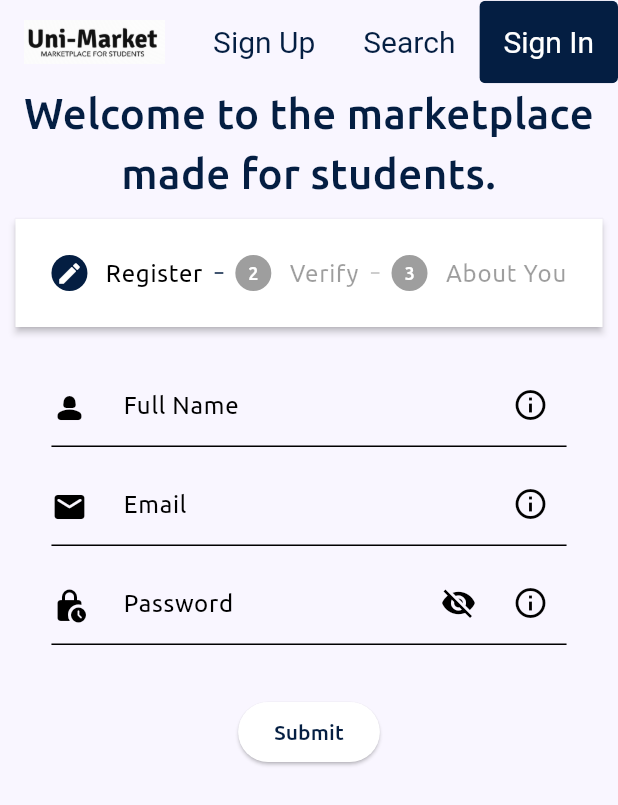
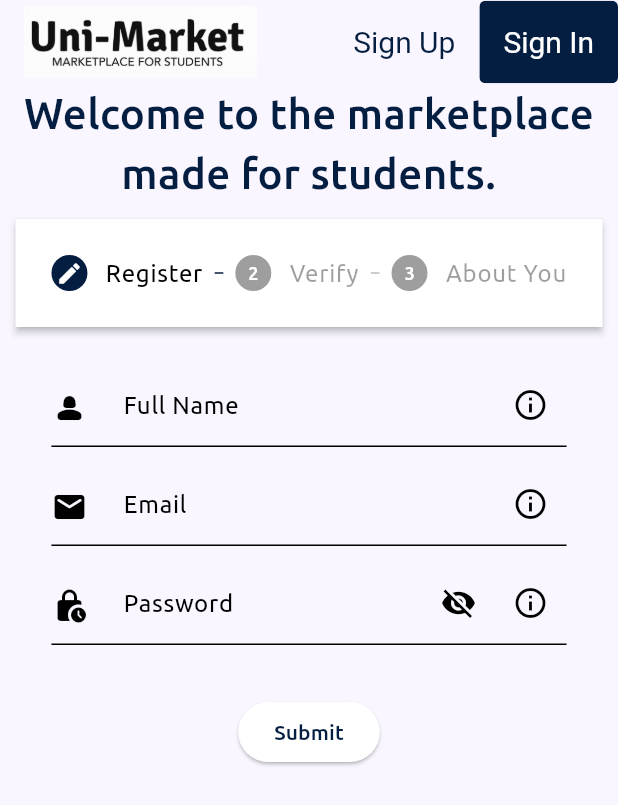
Before and after one commit to NikhilSharma1234/Uni-Market, a Flutter app: the screen it shows after launch, after a tap on "Sign Up", on a phone screen of 412 x 824 dp. Shown: the top 805 px of the screen. Run offline on Flutter 3.47's test engine with Material 3 defaults, Android fonts, the phone set to English and light mode, and no system bars; drawn by our look-alikes of auto_size_text; our stand-ins replace cloud_firestore, csv, file_picker, firebase_auth, firebase_core, firebase_storage and 1 more; accounts and stored records are empty; generated files the repository leaves out were written again; project files that could hold a hidden picture were left out.

Commit message:
Got rid of button in navbar

```diff
--- a/lib/components/navbar.dart
+++ b/lib/components/navbar.dart
@@ -36,22 +36,6 @@ class _NavBarState extends State<NavBar> with TickerProviderStateMixin {
           },
           child: const Text('Sign Up'),
         ),
-        TextButton(
-          style: TextButton.styleFrom(
-            foregroundColor:
-                darkModeOn ? Colors.white : const Color(0xFF041E42),
-            padding: const EdgeInsets.all(16.0),
-            textStyle: const TextStyle(fontSize: 20),
-          ),
-          onPressed: () {
-            Navigator.of(context).pushReplacement(
-              MaterialPageRoute(
-                builder: (context) => const SearchPage(title: 'Search'),
-              ),
-            );
-          },
-          child: const Text('Search'),
-        ),
         const SizedBox(height: 20),
         ClipRRect(
           borderRadius: BorderRadius.circular(4),
```
